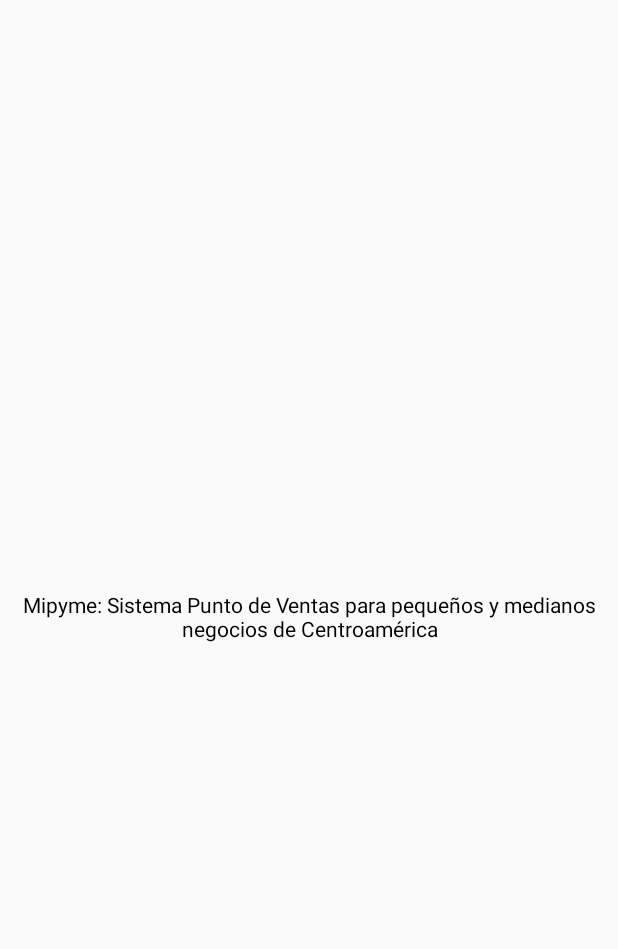
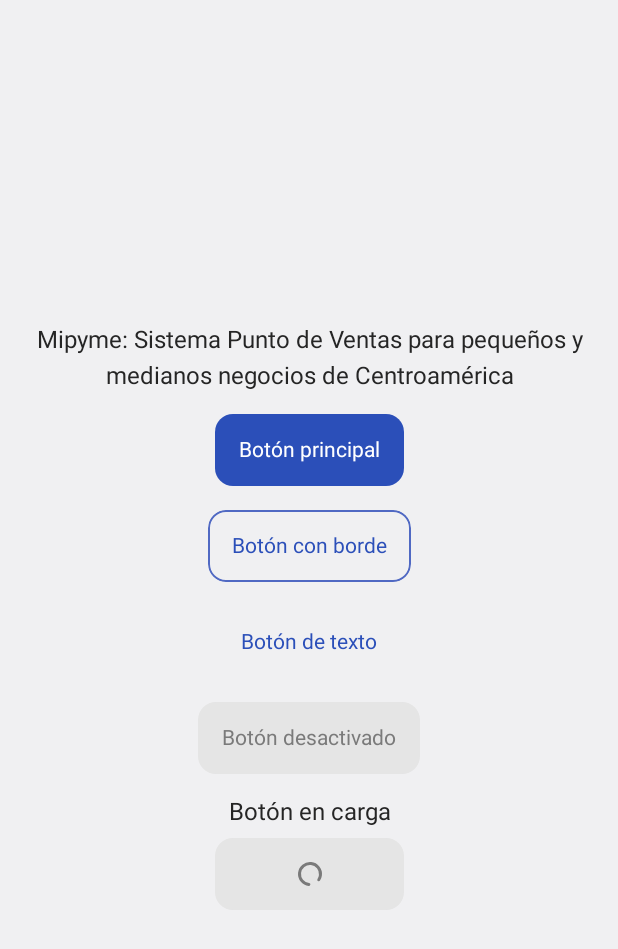
Before and after one commit to dylangrijalva/mipyme-android, an Android app built with Jetpack Compose: the screen it shows after launch (MainActivity), on a phone screen of 412 x 824 dp. Shown: the top 949 px of the screen. Run offline under Robolectric (Android 15) with nearby library versions, the phone set to English and light mode, and no system bars.

Commit message:
feat(ui): add Moshi button and variant gallery
Add primary, outline, and text buttons with Moshi styling and size-preserving loading. Showcase the variants in the placeholder screen and cover activation and loading semantics with Compose tests.

```diff
--- a/app/build.gradle.kts
+++ b/app/build.gradle.kts
@@ -56,6 +56,8 @@ android {
 }
 
 dependencies {
+    implementation(project(":core:ui"))
+
     implementation(libs.androidx.core.ktx)
     implementation(libs.androidx.core.splashscreen)
     implementation(libs.androidx.lifecycle.runtime.ktx)
--- a/app/src/main/java/co/mipyme/MainActivity.kt
+++ b/app/src/main/java/co/mipyme/MainActivity.kt
@@ -4,28 +4,13 @@ import android.os.Bundle
 import androidx.activity.ComponentActivity
 import androidx.activity.compose.setContent
 import androidx.activity.enableEdgeToEdge
-import androidx.compose.foundation.layout.Box
-import androidx.compose.foundation.layout.fillMaxSize
-import androidx.compose.material3.Text
-import androidx.compose.ui.Alignment
-import androidx.compose.ui.Modifier
-import androidx.compose.ui.res.stringResource
-import androidx.compose.ui.text.style.TextAlign
 
 class MainActivity : ComponentActivity() {
     override fun onCreate(savedInstanceState: Bundle?) {
         super.onCreate(savedInstanceState)
         enableEdgeToEdge()
         setContent {
-            Box(
-                modifier = Modifier.fillMaxSize(),
-                contentAlignment = Alignment.Center,
-            ) {
-                Text(
-                    text = stringResource(R.string.app_name),
-                    textAlign = TextAlign.Center
-                )
-            }
+            PlaceholderScreen()
         }
     }
 }
--- /dev/null
+++ b/app/src/main/java/co/mipyme/PlaceholderScreen.kt
@@ -0,0 +1,99 @@
+package co.mipyme
+
+import android.content.res.Configuration
+import androidx.compose.foundation.background
+import androidx.compose.foundation.layout.Arrangement
+import androidx.compose.foundation.layout.Column
+import androidx.compose.foundation.layout.fillMaxSize
+import androidx.compose.foundation.layout.padding
+import androidx.compose.foundation.layout.safeDrawingPadding
+import androidx.compose.foundation.rememberScrollState
+import androidx.compose.foundation.verticalScroll
+import androidx.compose.runtime.Composable
+import androidx.compose.runtime.LaunchedEffect
+import androidx.compose.runtime.getValue
+import androidx.compose.runtime.mutableStateOf
+import androidx.compose.runtime.remember
+import androidx.compose.runtime.setValue
+import androidx.compose.ui.Alignment
+import androidx.compose.ui.Modifier
+import androidx.compose.ui.res.stringResource
+import androidx.compose.ui.text.style.TextAlign
+import androidx.compose.ui.tooling.preview.Preview
+import co.mipyme.ui.MoshiTheme
+import co.mipyme.ui.component.MoshiButton
+import co.mipyme.ui.component.MoshiButtonVariant
+import co.mipyme.ui.component.MoshiText
+import kotlinx.coroutines.delay
+import kotlin.time.Duration.Companion.seconds
+
+@Composable
+internal fun PlaceholderScreen() {
+    MoshiTheme {
+        Column(
+            modifier = Modifier
+                .fillMaxSize()
+                .background(MoshiTheme.colors.background.canvas)
+                .safeDrawingPadding()
+                .verticalScroll(rememberScrollState())
+                .padding(MoshiTheme.spacing.space4),
+            horizontalAlignment = Alignment.CenterHorizontally,
+            verticalArrangement = Arrangement.spacedBy(
+                MoshiTheme.spacing.space4,
+                Alignment.CenterVertically,
+            ),
+        ) {
+            MoshiText(
+                text = stringResource(R.string.app_name),
+                textAlign = TextAlign.Center,
+            )
+            for (variant in MoshiButtonVariant.entries) {
+                val label = when (variant) {
+                    MoshiButtonVariant.Primary -> R.string.placeholder_button_primary
+                    MoshiButtonVariant.Outline -> R.string.placeholder_button_outline
+                    MoshiButtonVariant.Text -> R.string.placeholder_button_text
+                }
+                PlaceholderButton(variant, stringResource(label))
+            }
+            MoshiButton(onClick = {}, enabled = false) {
+                MoshiText(stringResource(R.string.placeholder_button_disabled))
+            }
+            Column(
+                horizontalAlignment = Alignment.CenterHorizontally,
+                verticalArrangement = Arrangement.spacedBy(MoshiTheme.spacing.space2),
+            ) {
+                val loadingLabel = stringResource(R.string.placeholder_button_loading)
+                MoshiText(loadingLabel)
+                MoshiButton(onClick = {}, isLoading = true) {
+                    MoshiText(loadingLabel)
+                }
+            }
+        }
+    }
+}
+
+@Composable
+private fun PlaceholderButton(variant: MoshiButtonVariant, label: String) {
+    var isLoading by remember { mutableStateOf(false) }
+    LaunchedEffect(isLoading) {
+        if (isLoading) {
+            delay(1.seconds)
+            isLoading = false
+        }
+    }
+
+    MoshiButton(
+        onClick = { isLoading = true },
+        variant = variant,
+        isLoading = isLoading,
+    ) {
+        MoshiText(label)
+    }
+}
+
+@Preview(name = "Light", uiMode = Configuration.UI_MODE_NIGHT_NO)
+@Preview(name = "Dark", uiMode = Configuration.UI_MODE_NIGHT_YES)
+@Composable
+private fun PlaceholderScreenPreview() {
+    PlaceholderScreen()
+}
--- a/app/src/main/res/values/strings.xml
+++ b/app/src/main/res/values/strings.xml
@@ -1,3 +1,8 @@
 <resources>
     <string name="app_name">Mipyme: Sistema Punto de Ventas para pequeños y medianos negocios de Centroamérica</string>
+    <string name="placeholder_button_primary">Botón principal</string>
+    <string name="placeholder_button_outline">Botón con borde</string>
+    <string name="placeholder_button_text">Botón de texto</string>
+    <string name="placeholder_button_disabled">Botón desactivado</string>
+    <string name="placeholder_button_loading">Botón en carga</string>
 </resources>
--- /dev/null
+++ b/core/ui/src/main/kotlin/co/mipyme/ui/component/MoshiButton.kt
@@ -0,0 +1,219 @@
+package co.mipyme.ui.component
+
+import androidx.compose.foundation.background
+import androidx.compose.foundation.border
+import androidx.compose.foundation.clickable
+import androidx.compose.foundation.interaction.MutableInteractionSource
+import androidx.compose.foundation.interaction.collectIsHoveredAsState
+import androidx.compose.foundation.layout.Arrangement
+import androidx.compose.foundation.layout.Box
+import androidx.compose.foundation.layout.Column
+import androidx.compose.foundation.layout.Row
+import androidx.compose.foundation.layout.padding
+import androidx.compose.foundation.layout.size
+import androidx.compose.foundation.layout.sizeIn
+import androidx.compose.foundation.shape.RoundedCornerShape
+import androidx.compose.material3.CircularProgressIndicator
+import androidx.compose.material3.Icon
+import androidx.compose.material3.LocalContentColor
+import androidx.compose.material3.ripple
+import androidx.compose.runtime.Composable
+import androidx.compose.runtime.CompositionLocalProvider
+import androidx.compose.runtime.getValue
+import androidx.compose.runtime.remember
+import androidx.compose.ui.Alignment
+import androidx.compose.ui.Modifier
+import androidx.compose.ui.draw.clip
+import androidx.compose.ui.graphics.Color
+import androidx.compose.ui.layout.layout
+import androidx.compose.ui.res.painterResource
+import androidx.compose.ui.res.stringResource
+import androidx.compose.ui.semantics.ProgressBarRangeInfo
+import androidx.compose.ui.semantics.Role
+import androidx.compose.ui.semantics.clearAndSetSemantics
+import androidx.compose.ui.semantics.progressBarRangeInfo
+import androidx.compose.ui.semantics.semantics
+import androidx.compose.ui.semantics.stateDescription
+import androidx.compose.ui.unit.dp
+import co.mipyme.ui.MoshiPreview
+import co.mipyme.ui.MoshiTheme
+import co.mipyme.ui.R
+
+enum class MoshiButtonVariant {
+    Primary,
+    Outline,
+    Text,
+}
+
+enum class MoshiButtonSize {
+    Default,
+}
+
+@Composable
+fun MoshiButton(
+    onClick: () -> Unit,
+    modifier: Modifier = Modifier,
+    variant: MoshiButtonVariant = MoshiButtonVariant.Primary,
+    size: MoshiButtonSize = MoshiButtonSize.Default,
+    enabled: Boolean = true,
+    isLoading: Boolean = false,
+    leadingContent: (@Composable () -> Unit)? = null,
+    trailingContent: (@Composable () -> Unit)? = null,
+    content: @Composable () -> Unit,
+) {
+    val colors = MoshiTheme.colors
+    val spacing = MoshiTheme.spacing
+    val canActivate = enabled && !isLoading
+    val interactionSource = remember { MutableInteractionSource() }
+    val hovered by interactionSource.collectIsHoveredAsState()
+    val background = when {
+        !canActivate -> colors.background.disabled
+        variant == MoshiButtonVariant.Primary && hovered -> colors.background.action.primary.hover
+        variant == MoshiButtonVariant.Primary -> colors.background.action.primary.default
+        hovered -> colors.background.action.secondary.hover
+        else -> Color.Transparent
+    }
+    val foreground = when {
+        !canActivate -> colors.foreground.disabled
+        variant == MoshiButtonVariant.Primary -> colors.foreground.onAction.primary
+        else -> colors.foreground.action.secondary
+    }
+    val minimumSize = when (size) {
+        MoshiButtonSize.Default -> spacing.space12
+    }
+    val radius = 12.dp
+    val shape = RoundedCornerShape(radius)
+    val border = if (variant == MoshiButtonVariant.Outline) {
+        Modifier.border(
+            width = 1.dp,
+            color = if (canActivate) colors.border.interactive else colors.border.default,
+            shape = shape,
+        )
+    } else {
+        Modifier
+    }
+    val loadingSemantics = if (isLoading) {
+        val loadingDescription = stringResource(R.string.moshi_button_loading)
+        Modifier.semantics {
+            stateDescription = loadingDescription
+            progressBarRangeInfo = ProgressBarRangeInfo.Indeterminate
+        }
+    } else {
+        Modifier
+    }
+
+    val contentVisibility = if (isLoading) {
+        Modifier
+            .clearAndSetSemantics { }
+            .layout { measurable, constraints ->
+                val contentPlaceable = measurable.measure(constraints)
+                layout(contentPlaceable.width, contentPlaceable.height) { }
+            }
+    } else {
+        Modifier
+    }
+
+    CompositionLocalProvider(
+        LocalMoshiTextRole provides MoshiTextRole.Small,
+        LocalMoshiTextColor provides foreground,
+        LocalContentColor provides foreground,
+    ) {
+        Box(
+            modifier = modifier
+                .sizeIn(minWidth = minimumSize, minHeight = minimumSize)
+                .clip(shape)
+                .background(background)
+                .then(border)
+                .clickable(
+                    enabled = canActivate,
+                    role = Role.Button,
+                    interactionSource = interactionSource,
+                    indication = ripple(color = foreground),
+                    onClick = onClick,
+                )
+                .then(loadingSemantics),
+            contentAlignment = Alignment.Center,
+        ) {
+            Row(
+                modifier = contentVisibility.padding(
+                    horizontal = spacing.space4,
+                    vertical = spacing.space2,
+                ),
+                horizontalArrangement = Arrangement.spacedBy(spacing.space2),
+                verticalAlignment = Alignment.CenterVertically,
+            ) {
+                if (leadingContent != null) {
+                    Box(
+                        modifier = Modifier.size(spacing.space6),
+                        contentAlignment = Alignment.Center,
+                    ) {
+                        leadingContent()
+                    }
+                }
+                Box(modifier = Modifier.weight(1f, fill = false)) {
+                    content()
+                }
+                trailingContent?.invoke()
+            }
+            if (isLoading) {
+                Box(
+                    modifier = Modifier.matchParentSize(),
+                    contentAlignment = Alignment.Center,
+                ) {
+                    CircularProgressIndicator(
+                        modifier = Modifier
+                            .size(spacing.space4)
+                            .clearAndSetSemantics { },
+                        color = foreground,
+                        strokeWidth = 2.dp,
+                    )
+                }
+            }
+        }
+    }
+}
+
+@MoshiPreview
+@Composable
+private fun MoshiButtonPreview() {
+    MoshiTheme {
+        val spacing = MoshiTheme.spacing
+        Column(
+            modifier = Modifier
+                .background(MoshiTheme.colors.background.canvas)
+                .padding(spacing.space4),
+            verticalArrangement = Arrangement.spacedBy(spacing.space2),
+        ) {
+            MoshiButton(onClick = {}) {
+                MoshiText("Save")
+            }
+            MoshiButton(onClick = {}, enabled = false) {
+                MoshiText("Save")
+            }
+            MoshiButton(onClick = {}, isLoading = true) {
+                MoshiText("Save")
+            }
+            MoshiButton(
+                onClick = {},
+                trailingContent = { PreviewSaveIcon() },
+            ) {
+                MoshiText("Save and update the product information")
+            }
+            MoshiButton(onClick = {}, leadingContent = { PreviewSaveIcon() }) {
+                MoshiText("Save")
+            }
+            MoshiButton(onClick = {}, isLoading = true, leadingContent = { PreviewSaveIcon() }) {
+                MoshiText("Save")
+            }
+        }
+    }
+}
+
+@Composable
+private fun PreviewSaveIcon() {
+    Icon(
+        painter = painterResource(R.drawable.ic_fluent_shopping_bag_24_regular),
+        contentDescription = null,
+        modifier = Modifier.size(MoshiTheme.spacing.space5),
+    )
+}
--- a/core/ui/src/main/kotlin/co/mipyme/ui/component/MoshiText.kt
+++ b/core/ui/src/main/kotlin/co/mipyme/ui/component/MoshiText.kt
@@ -5,8 +5,10 @@ import androidx.compose.foundation.layout.Box
 import androidx.compose.foundation.layout.padding
 import androidx.compose.material3.Text
 import androidx.compose.runtime.Composable
+import androidx.compose.runtime.staticCompositionLocalOf
 import androidx.compose.ui.Modifier
 import androidx.compose.ui.graphics.Color
+import androidx.compose.ui.graphics.takeOrElse
 import androidx.compose.ui.text.style.TextAlign
 import androidx.compose.ui.text.style.TextOverflow
 import co.mipyme.ui.MoshiPreview
@@ -22,12 +24,15 @@ enum class MoshiTextRole {
     Display,
 }
 
+internal val LocalMoshiTextRole = staticCompositionLocalOf { MoshiTextRole.Body }
+internal val LocalMoshiTextColor = staticCompositionLocalOf { Color.Unspecified }
+
 @Composable
 fun MoshiText(
     text: String,
     modifier: Modifier = Modifier,
-    role: MoshiTextRole = MoshiTextRole.Body,
-    color: Color = MoshiColors.TextPrimary,
+    role: MoshiTextRole = LocalMoshiTextRole.current,
+    color: Color = LocalMoshiTextColor.current.takeOrElse { MoshiColors.TextPrimary },
     textAlign: TextAlign = TextAlign.Start,
     maxLines: Int = Int.MAX_VALUE,
     overflow: TextOverflow = TextOverflow.Clip,
--- /dev/null
+++ b/core/ui/src/main/res/color/default_icon_tint.xml
@@ -0,0 +1,4 @@
+<?xml version="1.0" encoding="utf-8"?>
+<selector xmlns:android="http://schemas.android.com/apk/res/android">
+    <item android:color="#212121" />
+</selector>
--- /dev/null
+++ b/core/ui/src/main/res/drawable/ic_fluent_shopping_bag_24_regular.xml
@@ -0,0 +1,3 @@
+<vector xmlns:android="http://schemas.android.com/apk/res/android" android:width="24dp" android:height="24dp" android:viewportWidth="24" android:viewportHeight="24">
+    <path android:pathData="M7 7V5c0-1.657 1.343-3 3-3 0.768 0 1.47 0.289 2 0.764C12.53 2.289 13.232 2 14 2c1.657 0 3 1.343 3 3v2h1.5C19.328 7 20 7.672 20 8.5v10.005C20 20.435 18.435 22 16.505 22H8c-2.21 0-4-1.79-4-4V8.5C4 7.672 4.672 7 5.5 7H7zm6.635 13.5c-0.394-0.566-0.625-1.253-0.625-1.995V8.5H5.5V18c0 1.38 1.12 2.5 2.5 2.5h5.635zM11.5 7V5c0-0.828-0.672-1.5-1.5-1.5S8.5 4.172 8.5 5v2h3zM13 7h2.5V5c0-0.828-0.672-1.5-1.5-1.5-0.465 0-0.88 0.212-1.156 0.544C12.945 4.344 13 4.666 13 5v2zm1.51 11.505c0 1.102 0.893 1.995 1.995 1.995s1.995-0.893 1.995-1.995V8.5h-3.99v10.005z" android:fillColor="@color/default_icon_tint"/>
+</vector>
--- /dev/null
+++ b/core/ui/src/main/res/values/strings.xml
@@ -0,0 +1,3 @@
+<resources>
+    <string name="moshi_button_loading">Loading</string>
+</resources>
```
Also changed, not shown: 3 other files.
